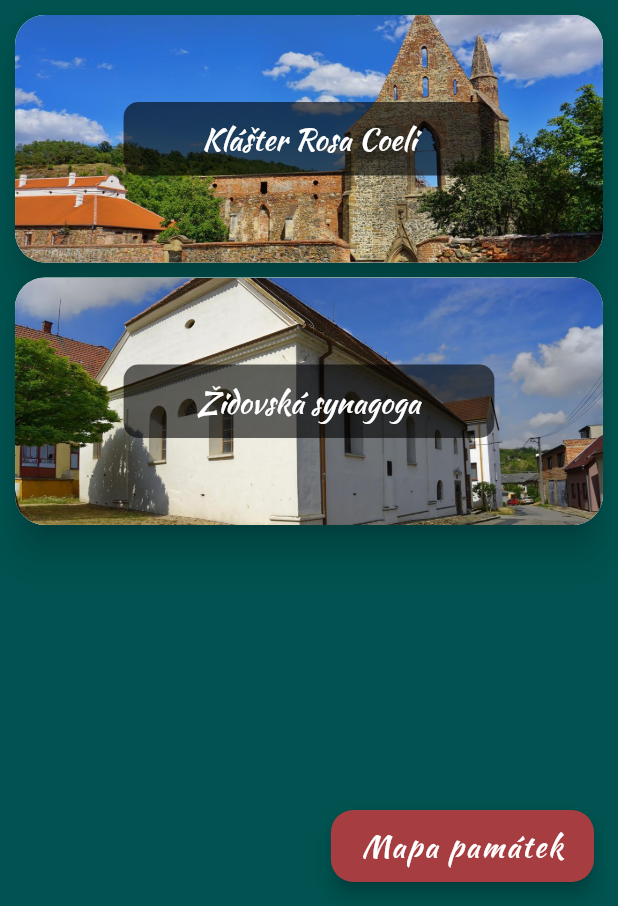
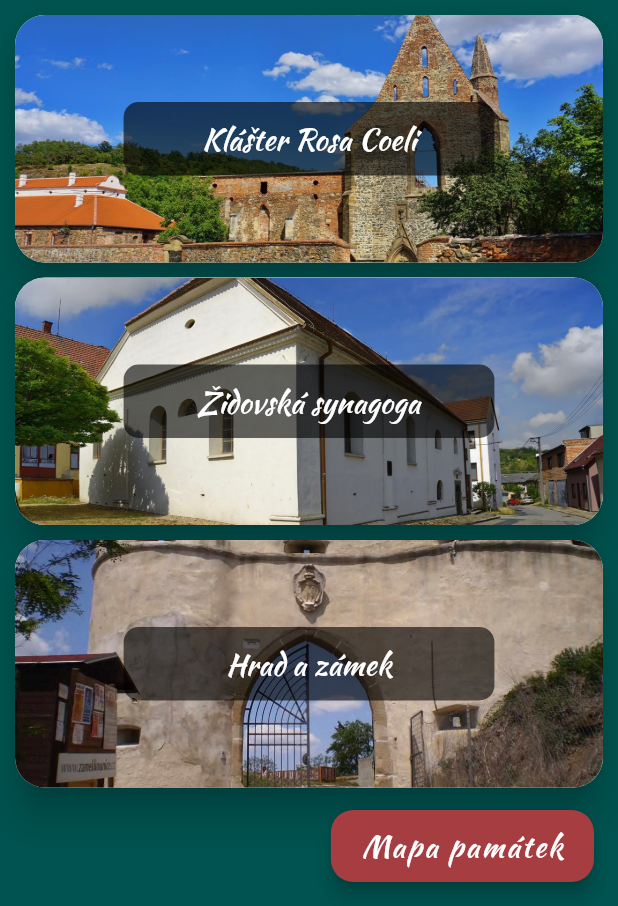
Before and after one commit to zowelu/dolni_kounice, a Flutter app: the Monuments screen opened by its route, on a phone screen of 412 x 824 dp, the part 330-1236 px from its top. Run offline on Flutter 3.47's test engine with Material 2 defaults, Android fonts, the phone set to English and light mode, and no system bars; our stand-ins replace audioplayers, photo_view, splashscreen.

Commit message:
vytvoření dalšího choice container pro zámek

```diff
--- a/lib/screens/monuments.dart
+++ b/lib/screens/monuments.dart
@@ -1,3 +1,4 @@
+import 'package:dolni_kounice/components/castle_and_chateau.dart';
 import 'package:dolni_kounice/components/default_page_of_choice_with_floating_button.dart';
 import 'package:flutter/cupertino.dart';
 import 'package:flutter/material.dart';
@@ -98,6 +99,17 @@ class _MonumentsState extends State<Monuments> {
             },
           ),
         ),
+        Hero(
+          tag: CastleAndChateau().tag,
+          child: ChoiceContainer(
+            assetImageOfChoice:
+            CastleAndChateau().imageGalleryCastleAndChateau[1],
+            textOfChoice: CastleAndChateau().name,
+            onTap: () {
+              Navigator.pushNamed(context, MonumentsJevishSynagogue.id);
+            },
+          ),
+        ),
       ],
     );
   }
```
